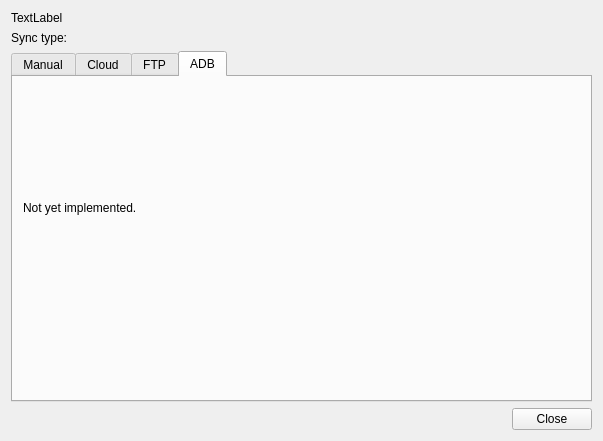
opengisch/qfieldsync, file push_dialog_base.ui: the form before one commit.
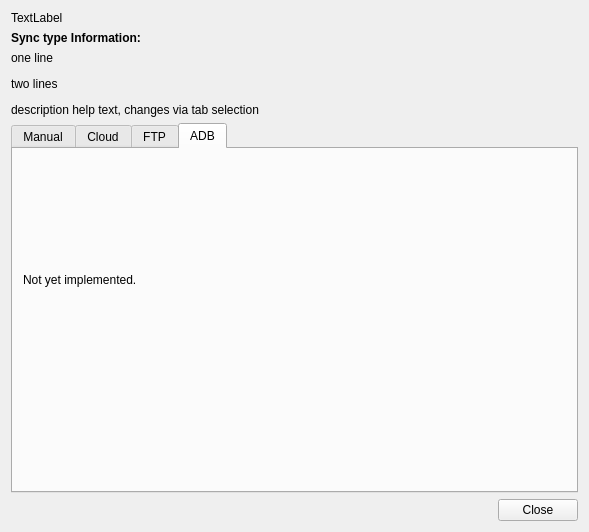
The form after the commit. The open tabs and pages were chosen to show the change.

Commit message: Adds placeholder for help text

What changed in the file:
```diff
--- a/push_dialog_base.ui
+++ b/push_dialog_base.ui
@@ -6,8 +6,8 @@
    <rect>
     <x>0</x>
     <y>0</y>
-    <width>603</width>
-    <height>441</height>
+    <width>589</width>
+    <height>532</height>
    </rect>
   </property>
   <property name="windowTitle">
@@ -24,7 +24,14 @@
    <item>
     <widget class="QLabel" name="label_2">
      <property name="text">
-      <string>Sync type:</string>
+      <string>&lt;html&gt;&lt;head/&gt;&lt;body&gt;&lt;p&gt;&lt;span style=&quot; font-weight:600;&quot;&gt;Sync type Information:&lt;/span&gt;&lt;/p&gt;&lt;/body&gt;&lt;/html&gt;</string>
+     </property>
+    </widget>
+   </item>
+   <item>
+    <widget class="QLabel" name="label">
+     <property name="text">
+      <string>&lt;html&gt;&lt;head/&gt;&lt;body&gt;&lt;p&gt;one line&lt;/p&gt;&lt;p&gt;two lines&lt;/p&gt;&lt;p&gt;description help text, changes via tab selection&lt;/p&gt;&lt;/body&gt;&lt;/html&gt;</string>
      </property>
     </widget>
    </item>
```
Left out of the diff: 4 changed lines with no effect on the pictures.
